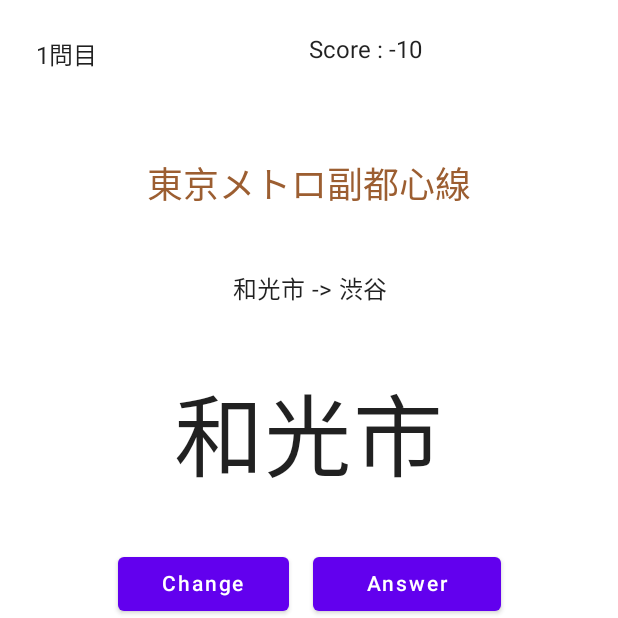
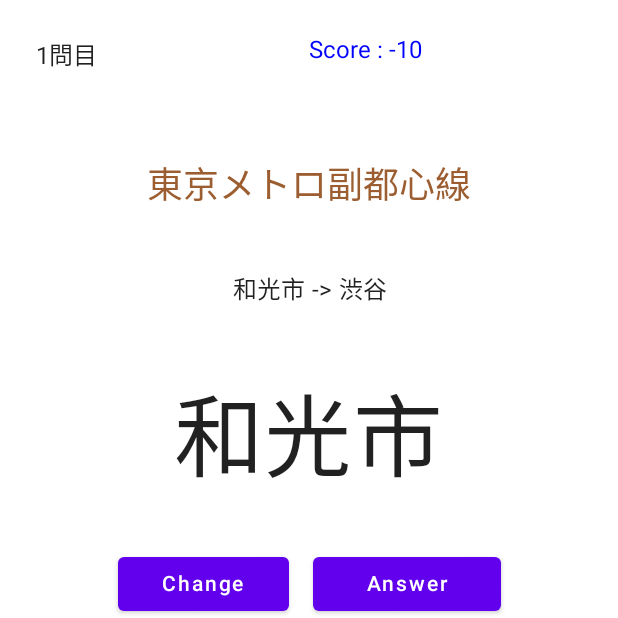
Before and after one commit to Prgckwb/StationQuiz, an Android app built with Jetpack Compose: the DisplayGameScreen screen opened through its navigation route, after a tap on "Answer", on a phone screen of 412 x 824 dp, the top half of it. Run offline under Robolectric (Android 15) with nearby library versions, the phone set to English and light mode, and no system bars.

Commit message:
feature:　前の問題が正解かどうかでスコアの色を変えた

```diff
--- a/app/src/main/AndroidManifest.xml
+++ b/app/src/main/AndroidManifest.xml
@@ -4,9 +4,9 @@
 
     <application
         android:allowBackup="true"
-        android:icon="@mipmap/ic_launcher"
+        android:icon="@drawable/wabu_star"
         android:label="@string/app_name"
-        android:roundIcon="@mipmap/ic_launcher_round"
+        android:roundIcon="@drawable/wabu_star"
         android:supportsRtl="true"
         android:theme="@style/Theme.StationQuiz">
         <activity
--- a/app/src/main/java/com/prgckwb/stationquiz/game/GameModel.kt
+++ b/app/src/main/java/com/prgckwb/stationquiz/game/GameModel.kt
@@ -34,7 +34,7 @@
     }
 
     //    入力した答えが正答と一致しているかを判断する
-    fun checkAnswer(answer: String, step: Int) {
+    fun checkAnswer(answer: String, step: Int): Boolean {
         val answerString = line.stations[(stationIndex + step) % this.totalStationsNum].name
         val answerList: MutableList<String> = mutableListOf()
         var uselessChar: Char? = null
@@ -52,12 +52,14 @@
             answerList.add(shortAnswerString + "駅")
         }
 
-        if (answerList.contains(answer)) {
+        return if (answerList.contains(answer)) {
             changeScore(20)
             currentStation = getNextStation()
             questionNum++
+            true
         } else {
             changeScore(-10)
+            false
         }
     }
 }
--- a/app/src/main/java/com/prgckwb/stationquiz/screen/GameScreen.kt
+++ b/app/src/main/java/com/prgckwb/stationquiz/screen/GameScreen.kt
@@ -31,14 +31,15 @@
 
 //　何問目かとスコアを表示する
 @Composable
-fun PrintScore(score: Int, questionNum: Int) {
+fun PrintScore(score: Int, questionNum: Int, wasCorrect: Boolean) {
+    val color = if(wasCorrect) Color.Red else Color.Blue
     Row(
         modifier = Modifier
             .fillMaxWidth()
             .padding(8.dp)
     ) {
         Text(text = "${questionNum}問目", Modifier.fillMaxWidth(0.5f))
-        Text(text = "Score : $score", Modifier.fillMaxWidth(0.5f))
+        Text(text = "Score : $score", Modifier.fillMaxWidth(0.5f), color = color)
     }
 }
 
@@ -108,6 +109,7 @@
     var questionNum by remember { mutableStateOf(gameModel.questionNum) }
     var score by remember { mutableStateOf(gameModel.score) }
     var text by remember { mutableStateOf("") }
+    var wasCorrect by remember { mutableStateOf(false)}
 
 
     Column(
@@ -117,7 +119,7 @@
             .fillMaxWidth(),
     ) {
 //       問題Noとスコアの表示
-        PrintScore(score, questionNum)
+        PrintScore(score, questionNum, wasCorrect)
         Spacer(modifier = Modifier.padding(16.dp))
 
         ShowLineAndDirection(gameModel = gameModel)
@@ -139,8 +141,7 @@
 
             },
             clickEvent2 = {
-                station = gameModel.currentStation
-                gameModel.checkAnswer(text, 1)
+                wasCorrect = gameModel.checkAnswer(text, 1)
                 score = gameModel.score
                 questionNum = gameModel.questionNum
                 text = ""
```
